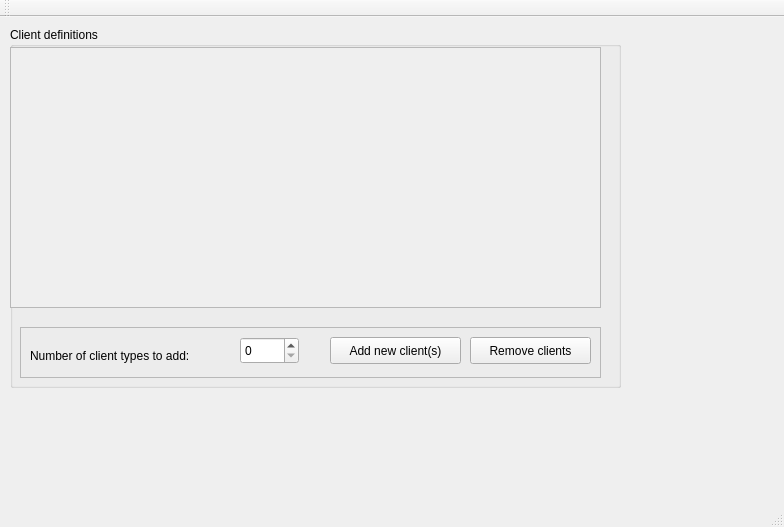
Above: GUI/mainwindow.ui from Chiru/NVE_Simulation before the change. Below: the same form after it.
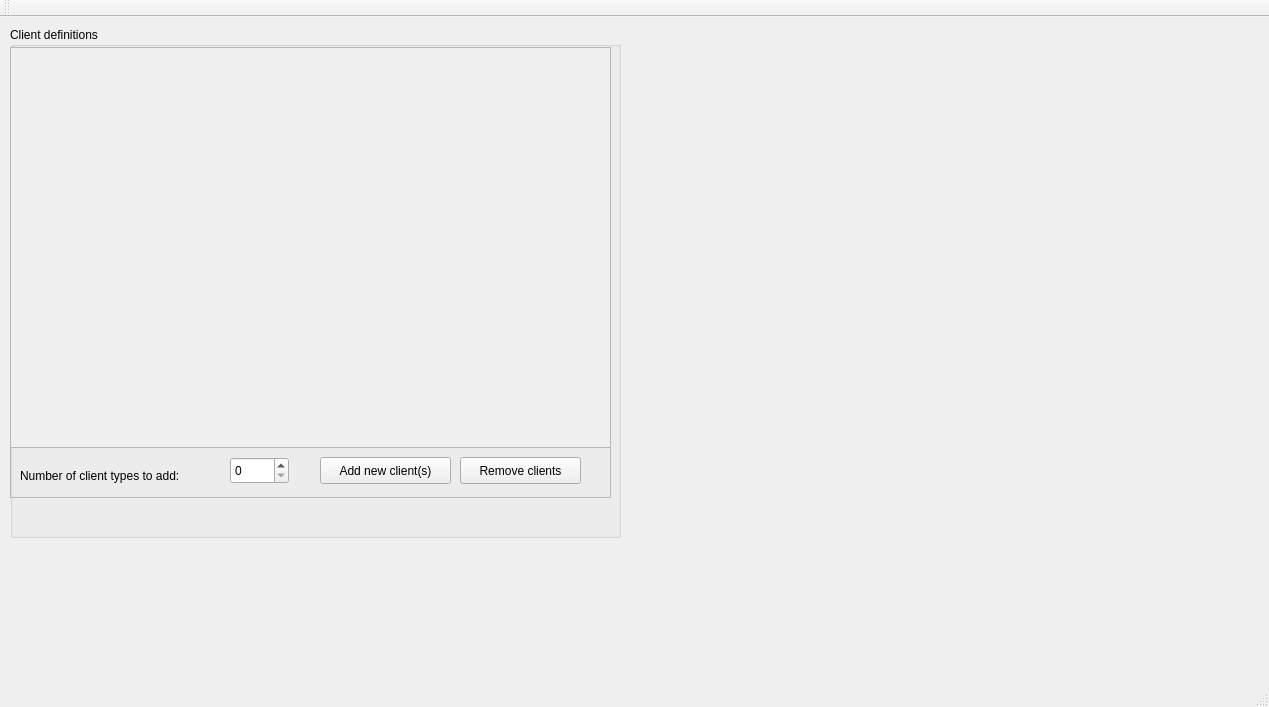
That is the form after the change.

The edit to the form file:
```diff
--- a/GUI/mainwindow.ui
+++ b/GUI/mainwindow.ui
@@ -6,8 +6,8 @@
    <rect>
     <x>0</x>
     <y>0</y>
-    <width>784</width>
-    <height>527</height>
+    <width>1269</width>
+    <height>707</height>
    </rect>
   </property>
   <property name="windowTitle">
@@ -20,7 +20,7 @@
       <x>10</x>
       <y>10</y>
       <width>611</width>
-      <height>361</height>
+      <height>511</height>
      </rect>
     </property>
     <property name="title">
@@ -31,8 +31,8 @@
       <rect>
        <x>0</x>
        <y>20</y>
-       <width>591</width>
-       <height>261</height>
+       <width>601</width>
+       <height>401</height>
       </rect>
      </property>
      <property name="widgetResizable">
@@ -43,8 +43,8 @@
        <rect>
         <x>0</x>
         <y>0</y>
-        <width>589</width>
-        <height>259</height>
+        <width>599</width>
+        <height>399</height>
        </rect>
       </property>
      </widget>
@@ -52,9 +52,9 @@
     <widget class="QFrame" name="clientFrame">
      <property name="geometry">
       <rect>
-       <x>10</x>
-       <y>300</y>
-       <width>581</width>
+       <x>0</x>
+       <y>420</y>
+       <width>601</width>
        <height>51</height>
       </rect>
      </property>
```
Left out of the diff: 14 changed lines with no effect on the pictures.
